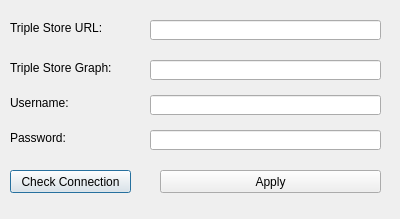
The window that dialogs/ui/uploadrdfdialog.ui (sparqlunicorn/sparqlunicornGoesGIS) describes before a commit, drawn with Qt 5.
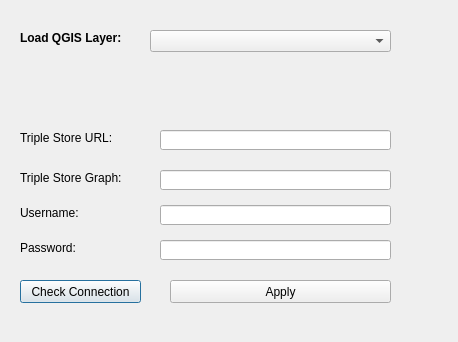
The same window after the commit.

```diff
--- a/dialogs/ui/uploadrdfdialog.ui
+++ b/dialogs/ui/uploadrdfdialog.ui
@@ -6,8 +6,8 @@
    <rect>
     <x>0</x>
     <y>0</y>
-    <width>400</width>
-    <height>219</height>
+    <width>458</width>
+    <height>342</height>
    </rect>
   </property>
   <property name="windowTitle">
@@ -16,8 +16,8 @@
   <widget class="QLabel" name="tripleStoreURL">
    <property name="geometry">
     <rect>
-     <x>10</x>
-     <y>20</y>
+     <x>20</x>
+     <y>130</y>
      <width>101</width>
      <height>16</height>
     </rect>
@@ -29,8 +29,8 @@
   <widget class="QLineEdit" name="tripleStoreURLEdit">
    <property name="geometry">
     <rect>
-     <x>150</x>
-     <y>20</y>
+     <x>160</x>
+     <y>130</y>
      <width>231</width>
      <height>20</height>
     </rect>
@@ -39,8 +39,8 @@
   <widget class="QLabel" name="tripleStoreGraph">
    <property name="geometry">
     <rect>
-     <x>10</x>
-     <y>60</y>
+     <x>20</x>
+     <y>170</y>
      <width>101</width>
      <height>16</height>
     </rect>
@@ -52,8 +52,8 @@
   <widget class="QLineEdit" name="tripleStoreGraphEdit">
    <property name="geometry">
     <rect>
-     <x>150</x>
-     <y>60</y>
+     <x>160</x>
+     <y>170</y>
      <width>231</width>
      <height>20</height>
     </rect>
@@ -62,8 +62,8 @@
   <widget class="QLabel" name="username">
    <property name="geometry">
     <rect>
-     <x>10</x>
-     <y>95</y>
+     <x>20</x>
+     <y>205</y>
      <width>101</width>
      <height>16</height>
     </rect>
@@ -75,8 +75,8 @@
   <widget class="QLabel" name="password">
    <property name="geometry">
     <rect>
-     <x>10</x>
-     <y>130</y>
+     <x>20</x>
+     <y>240</y>
      <width>101</width>
      <height>16</height>
     </rect>
@@ -88,8 +88,8 @@
   <widget class="QLineEdit" name="usernameEdit">
    <property name="geometry">
     <rect>
-     <x>150</x>
-     <y>95</y>
+     <x>160</x>
+     <y>205</y>
      <width>231</width>
      <height>20</height>
     </rect>
@@ -98,8 +98,8 @@
   <widget class="QLineEdit" name="passwordEdit">
    <property name="geometry">
     <rect>
-     <x>150</x>
-     <y>130</y>
+     <x>160</x>
+     <y>240</y>
      <width>231</width>
      <height>20</height>
     </rect>
@@ -108,8 +108,8 @@
   <widget class="QPushButton" name="checkConnectionButton">
    <property name="geometry">
     <rect>
-     <x>10</x>
-     <y>170</y>
+     <x>20</x>
+     <y>280</y>
      <width>121</width>
      <height>23</height>
     </rect>
@@ -121,8 +121,8 @@
   <widget class="QPushButton" name="applyButton">
    <property name="geometry">
     <rect>
-     <x>160</x>
-     <y>170</y>
+     <x>170</x>
+     <y>280</y>
      <width>221</width>
      <height>23</height>
     </rect>
@@ -131,6 +131,35 @@
     <string>Apply</string>
    </property>
   </widget>
+  <widget class="QComboBox" name="layerCBox">
+   <property name="geometry">
+    <rect>
+     <x>150</x>
+     <y>30</y>
+     <width>241</width>
+     <height>22</height>
+    </rect>
+   </property>
+  </widget>
+  <widget class="QLabel" name="loadLayerLabel">
+   <property name="geometry">
+    <rect>
+     <x>20</x>
+     <y>30</y>
+     <width>111</width>
+     <height>16</height>
+    </rect>
+   </property>
+   <property name="font">
+    <font>
+     <weight>75</weight>
+     <bold>true</bold>
+    </font>
+   </property>
+   <property name="text">
+    <string>Load QGIS Layer:</string>
+   </property>
+  </widget>
  </widget>
  <resources/>
  <connections/>
```
